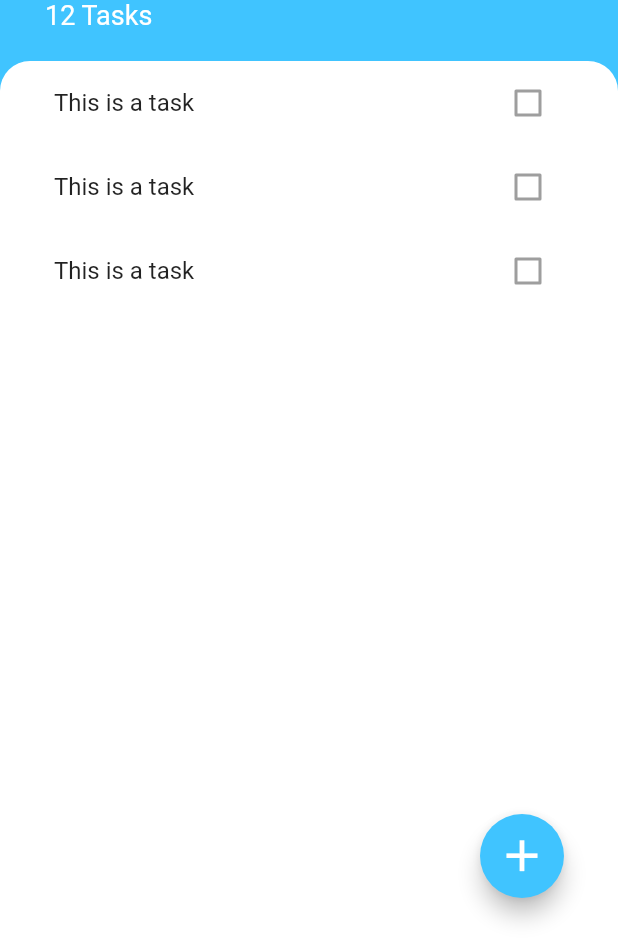
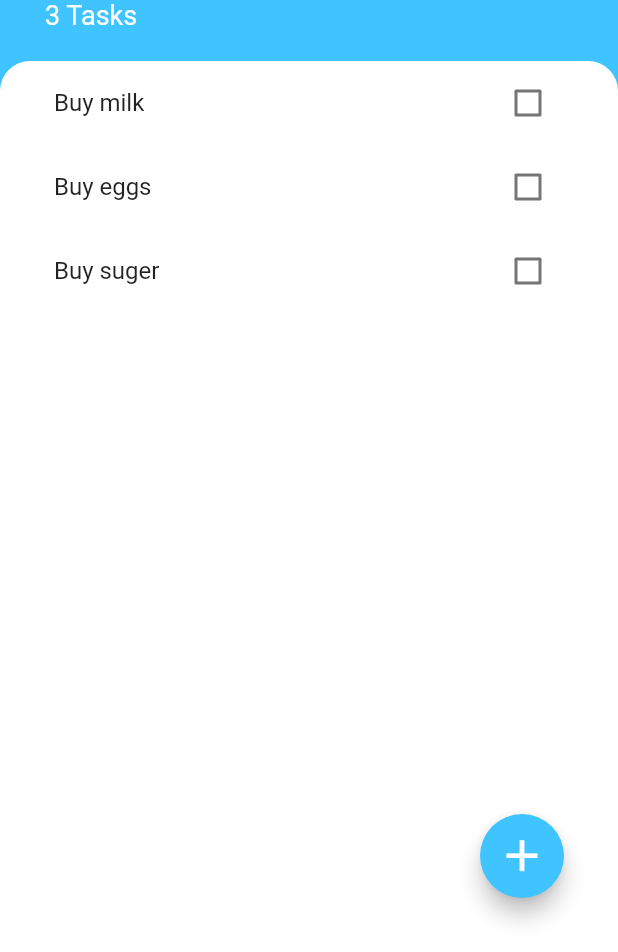
Before and after one commit to NiroKM/todo_app, a Flutter app: the screen it shows after launch, on a phone screen of 412 x 824 dp, the part 284-1236 px from its top. Run offline on Flutter 3.47's test engine with Material 2 defaults, Android fonts, the phone set to English and light mode, and no system bars.

```diff
--- a/lib/main.dart
+++ b/lib/main.dart
@@ -1,5 +1,7 @@
 import 'package:flutter/material.dart';
+import 'package:todoey_app/models/task_data.dart';
 import 'package:todoey_app/screens/tasks_screen.dart';
+import 'package:provider/provider.dart';
 
 void main() {
   runApp(MyApp());
@@ -8,8 +10,11 @@ void main() {
 class MyApp extends StatelessWidget {
   @override
   Widget build(BuildContext context) {
-    return MaterialApp(
-      home: TasksScreen(),
+    return ChangeNotifierProvider(
+      create:(context)=> TaskData(),
+      child: MaterialApp(
+        home: TasksScreen(),
+      ),
     );
   }
 }
--- /dev/null
+++ b/lib/models/task.dart
@@ -0,0 +1,10 @@
+class Task{
+  final String name;
+  bool isDone;
+
+  Task({this.name,this.isDone=false});
+
+  void toggleDone(){
+    isDone = !isDone;
+  }
+}
--- /dev/null
+++ b/lib/models/task_data.dart
@@ -0,0 +1,11 @@
+import 'package:flutter/foundation.dart';
+import 'package:todoey_app/models/task.dart';
+
+class TaskData extends ChangeNotifier {
+  List<Task> tasks = [
+    Task(name: 'Buy milk'),
+    Task(name: 'Buy eggs'),
+    Task(name: 'Buy suger')
+  ];
+
+}
--- a/lib/screens/tasks_screen.dart
+++ b/lib/screens/tasks_screen.dart
@@ -1,6 +1,8 @@
 import 'package:flutter/material.dart';
+import 'package:todoey_app/models/task_data.dart';
 import 'package:todoey_app/widgets/add_task.dart';
 import 'package:todoey_app/widgets/task_list.dart';
+import 'package:provider/provider.dart';
 
 class TasksScreen extends StatelessWidget {
   @override
@@ -12,7 +14,14 @@ class TasksScreen extends StatelessWidget {
         child: FloatingActionButton(
           onPressed: () {
             showModalBottomSheet(
-                context: context, builder: (context) => AddTaskWidget());
+                context: context,
+                builder: (context) => AddTaskWidget((newTaskTitle) {
+                      // setState(() {
+                      //   Provider.of<TaskData>(context)
+                      //       .tasks
+                      //       .add(Task(name: newTaskTitle));
+                      // });
+                    }));
           },
           backgroundColor: Colors.lightBlueAccent,
           child: Icon(
@@ -48,7 +57,7 @@ class TasksScreen extends StatelessWidget {
                       fontWeight: FontWeight.w700),
                 ),
                 Text(
-                  '12 Tasks',
+                  '${Provider.of<TaskData>(context).tasks.length} Tasks',
                   style: TextStyle(color: Colors.white, fontSize: 18.0),
                 ),
               ],
--- a/lib/widgets/add_task.dart
+++ b/lib/widgets/add_task.dart
@@ -1,6 +1,10 @@
 import 'package:flutter/material.dart';
 
 class AddTaskWidget extends StatelessWidget {
+  final Function addFunctionCallback;
+
+  AddTaskWidget(this.addFunctionCallback);
+
   final ButtonStyle flatButtonStyle = TextButton.styleFrom(
     backgroundColor: Colors.lightBlueAccent,
     minimumSize: Size(88, 36),
@@ -12,6 +16,7 @@ class AddTaskWidget extends StatelessWidget {
 
   @override
   Widget build(BuildContext context) {
+    String taskValue;
     return Container(
       color: Color(0xff757575),
       child: Container(
@@ -33,13 +38,17 @@ class AddTaskWidget extends StatelessWidget {
             ),
             Flexible(
                 child: TextField(
+              onChanged: (value) {
+                taskValue = value;
+              },
               autofocus: true,
               textAlign: TextAlign.center,
             )),
             TextButton(
                 style: flatButtonStyle,
                 onPressed: () {
-                  //pressed
+                  addFunctionCallback(taskValue);
+                  Navigator.pop(context);
                 },
                 child: Text(
                   'Add',
--- a/lib/widgets/task_list.dart
+++ b/lib/widgets/task_list.dart
@@ -1,11 +1,25 @@
 import 'package:flutter/material.dart';
 import 'task_tile.dart';
+import 'package:provider/provider.dart';
+import 'package:todoey_app/models/task_data.dart';
 
 class TasksList extends StatelessWidget {
   @override
   Widget build(BuildContext context) {
-    return ListView(
-      children: [TaskTile(), TaskTile(), TaskTile()],
+    return ListView.builder(
+      itemBuilder: (context, index) {
+        return TaskTile(
+            taskTitle: Provider.of<TaskData>(context).tasks[index].name,
+            isChecked: Provider.of<TaskData>(context).tasks[index].isDone,
+            checkBoxCallback: (bool checkBoxState) {
+              // setState(() {
+              //   Provider.of<TaskData>(context, listen: false)
+              //       .tasks[index]
+              //       .toggleDone();
+              // });
+            });
+      },
+      itemCount: Provider.of<TaskData>(context).tasks.length,
     );
   }
 }
--- a/lib/widgets/task_tile.dart
+++ b/lib/widgets/task_tile.dart
@@ -1,9 +1,24 @@
 import 'package:flutter/material.dart';
 
 class TaskTile extends StatelessWidget {
+  final bool isChecked;
+  final String taskTitle;
+  final Function checkBoxCallback;
+
+  TaskTile({this.taskTitle, this.isChecked, this.checkBoxCallback});
+
   @override
   Widget build(BuildContext context) {
     return ListTile(
-        title: Text('This is a task'), trailing: Checkbox(value: false));
+        title: Text(
+          taskTitle,
+          style: TextStyle(
+              decoration: isChecked ? TextDecoration.lineThrough : null),
+        ),
+        trailing: Checkbox(
+          activeColor: Colors.lightBlueAccent,
+          value: isChecked,
+          onChanged: checkBoxCallback,
+        ));
   }
 }
--- a/pubspec.yaml
+++ b/pubspec.yaml
@@ -28,6 +28,7 @@ dependencies:
   # The following adds the Cupertino Icons font to your application.
   # Use with the CupertinoIcons class for iOS style icons.
   cupertino_icons: ^1.0.2
+  provider: ^5.0.0
 
 dev_dependencies:
   flutter_test:
```
Also changed, not shown: pubspec.lock.
